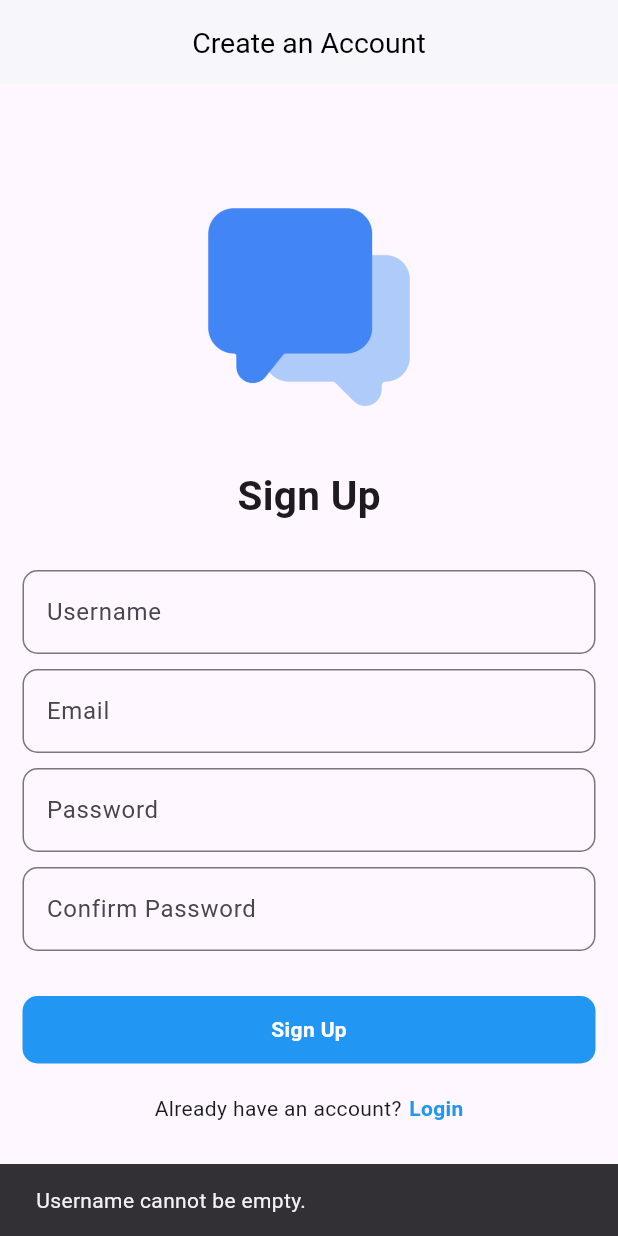
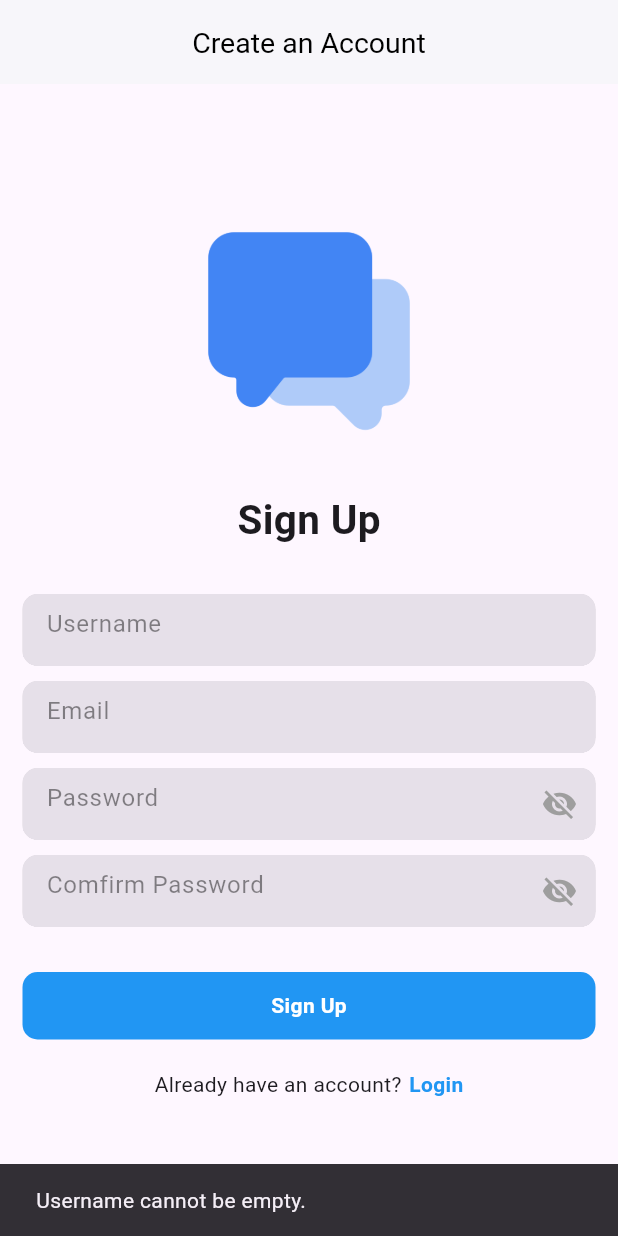
Before and after one commit to Ariwjy/Chat-App-Layn, a Flutter app: the Signupscreen screen opened directly, after a tap on "Sign Up", on a phone screen of 412 x 824 dp. Run offline on Flutter 3.47's test engine with Material 3 defaults, Android fonts, the phone set to English and light mode, and no system bars; our stand-ins replace cached_network_image, cloud_firestore, emoji_picker_flutter, firebase_auth, firebase_core, firebase_storage and 3 more; accounts and stored records are empty.

Commit message:
perbaikan tampilan UI

```diff
--- a/lib/auth/signupScreen.dart
+++ b/lib/auth/signupScreen.dart
@@ -1,12 +1,9 @@
-import 'package:appchat/api/apis.dart';
 import 'package:appchat/auth/loginScreen.dart';
 import 'package:appchat/firebase/firebase_email_implementation.dart';
-import 'package:appchat/helper/dialogs.dart';
-import 'package:appchat/main.dart';
 import 'package:appchat/screen/homeScreen.dart';
 import 'package:flutter/material.dart';
+import 'package:appchat/models/form_container.dart';
 import 'package:firebase_auth/firebase_auth.dart';
-import 'package:google_sign_in/google_sign_in.dart';
 import 'package:appchat/widgets/toast.dart';
 
 class Signupscreen extends StatefulWidget {
@@ -57,6 +54,14 @@ class _SignupscreenState extends State<Signupscreen> {
 
     if (email.isEmpty) {
       _showWarning('Email cannot be empty.');
+      setState(() {
+        isSigningUp = false;
+      });
+      return;
+    }
+
+    if (password.isEmpty || confirmPassword.isEmpty) {
+      _showWarning('Password and cannot be empty.');
       setState(() {
         isSigningUp = false;
       });
@@ -121,46 +126,28 @@ class _SignupscreenState extends State<Signupscreen> {
                   style: TextStyle(fontSize: 27, fontWeight: FontWeight.bold),
                 ),
                 const SizedBox(height: 30),
-                TextField(
+                FormContainer(
                   controller: _usernameController,
-                  decoration: InputDecoration(
-                    hintText: "Username",
-                    border: OutlineInputBorder(
-                      borderRadius: BorderRadius.circular(10),
-                    ),
-                  ),
+                  hintText: "Username",
+                  isPasswordField: false,
                 ),
                 const SizedBox(height: 10),
-                TextField(
+                FormContainer(
                   controller: _emailController,
-                  decoration: InputDecoration(
-                    hintText: "Email",
-                    border: OutlineInputBorder(
-                      borderRadius: BorderRadius.circular(10),
-                    ),
-                  ),
+                  hintText: "Email",
+                  isPasswordField: false,
                 ),
                 const SizedBox(height: 10),
-                TextField(
+                FormContainer(
                   controller: _passwordController,
-                  obscureText: true,
-                  decoration: InputDecoration(
-                    hintText: "Password",
-                    border: OutlineInputBorder(
-                      borderRadius: BorderRadius.circular(10),
-                    ),
-                  ),
+                  hintText: "Password",
+                  isPasswordField: true,
                 ),
                 const SizedBox(height: 10),
-                TextField(
+                FormContainer(
                   controller: _confirmPasswordController,
-                  obscureText: true,
-                  decoration: InputDecoration(
-                    hintText: "Confirm Password",
-                    border: OutlineInputBorder(
-                      borderRadius: BorderRadius.circular(10),
-                    ),
-                  ),
+                  hintText: "Comfirm Password",
+                  isPasswordField: true,
                 ),
                 const SizedBox(height: 30),
                 GestureDetector(
```
